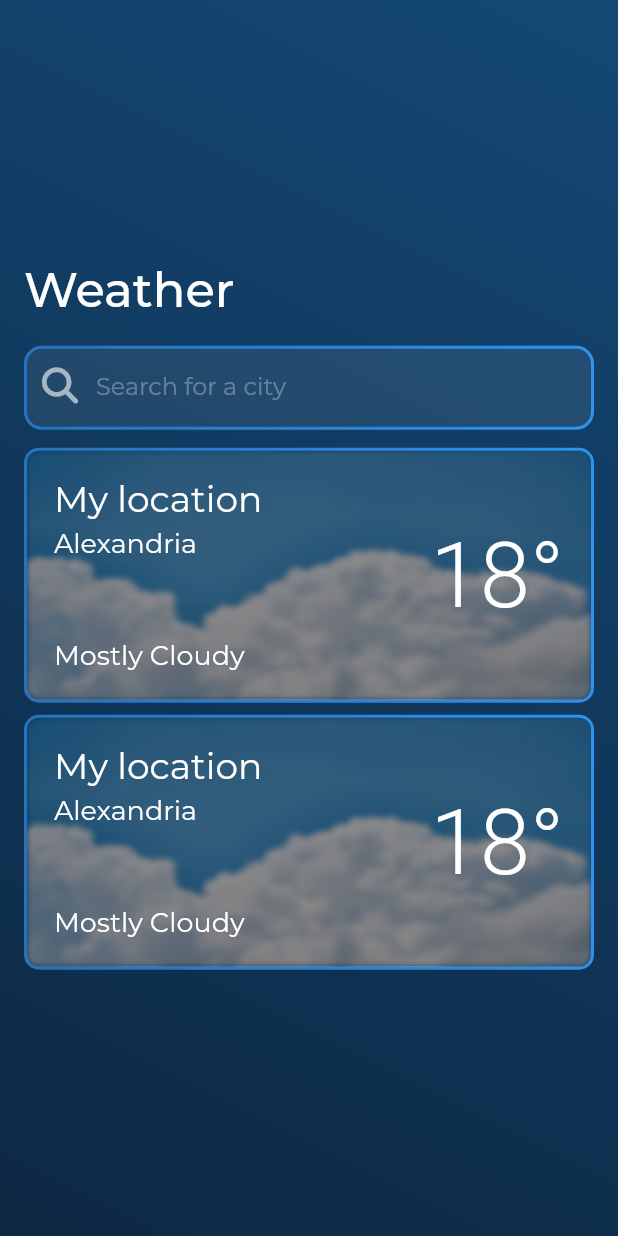
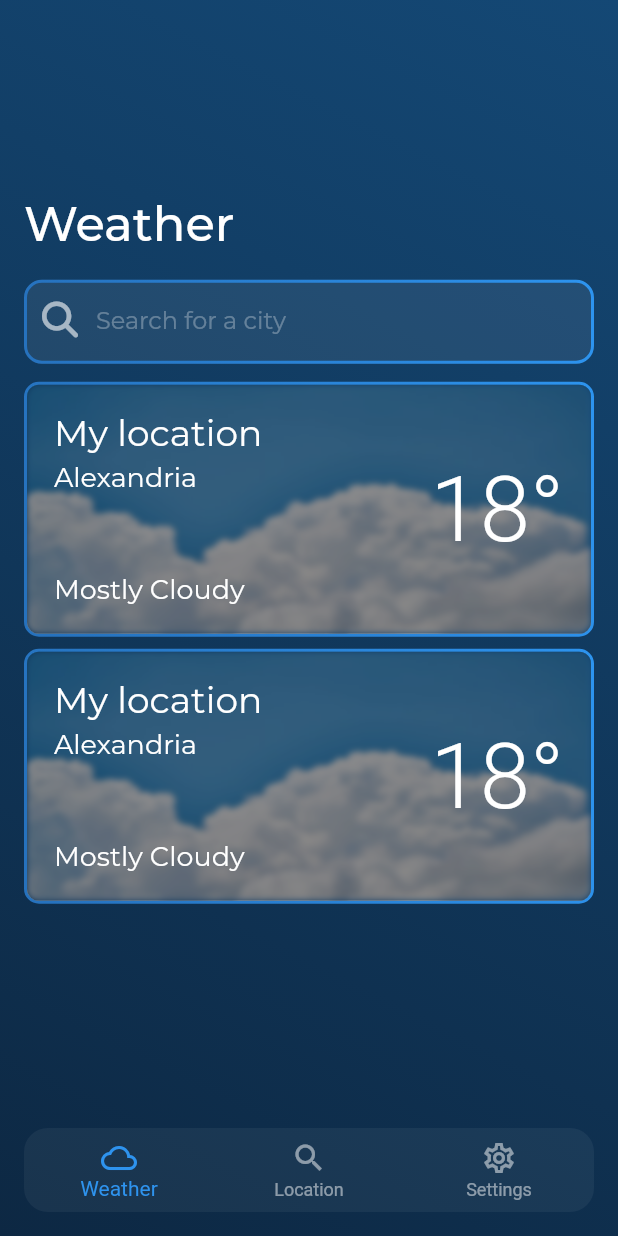
Before and after one commit to Rajab-Alkahef/weather_app, a Flutter app: the screen it shows after launch, on a phone screen of 412 x 824 dp. Run offline on Flutter 3.47's test engine with Material 2 defaults, Android fonts, the phone set to English and light mode, and no system bars; drawn by our look-alikes of blur; our stand-ins replace dio, font_awesome_flutter, gradient_borders; project files that could hold a hidden picture were left out.

Commit message:
add custom navigation vottom bar

```diff
--- a/lib/views/location_view.dart
+++ b/lib/views/location_view.dart
@@ -1,6 +1,7 @@
 // ignore_for_file: non_constant_identifier_names
 
 import 'package:flutter/material.dart';
+import 'package:waether_app_n/widgets/custom_bottom_navigation_bar.dart';
 import 'package:waether_app_n/widgets/custom_search_bar.dart';
 import 'package:waether_app_n/widgets/location_card.dart';
 
@@ -47,6 +48,7 @@ class LocationView extends StatelessWidget {
             ],
           ),
         ),
+        bottomNavigationBar: CustomButtomNavigationBar(),
       ),
     );
   }
--- /dev/null
+++ b/lib/widgets/custom_bottom_navigation_bar.dart
@@ -0,0 +1,84 @@
+import 'package:flutter/material.dart';
+import 'package:waether_app_n/views/home_view.dart';
+
+class CustomButtomNavigationBar extends StatefulWidget {
+  const CustomButtomNavigationBar({
+    super.key,
+  });
+
+  @override
+  State<CustomButtomNavigationBar> createState() =>
+      _CustomButtomNavigationBarState();
+}
+
+class _CustomButtomNavigationBarState extends State<CustomButtomNavigationBar> {
+  int _selectedIndex = 0;
+  void _onItemTapped(int index) {
+    setState(
+      () {
+        _selectedIndex = index;
+
+        if (_selectedIndex == 0) {
+          Navigator.push(
+            context,
+            MaterialPageRoute(
+              builder: (context) {
+                return const HomeVieew();
+              },
+            ),
+          );
+        } else if (_selectedIndex == 1) {
+          Navigator.push(
+            context,
+            MaterialPageRoute(
+              builder: (context) {
+                return const HomeVieew();
+              },
+            ),
+          );
+        } else {
+          Navigator.push(
+            context,
+            MaterialPageRoute(
+              builder: (context) {
+                return const HomeVieew();
+              },
+            ),
+          );
+        }
+      },
+    );
+  }
+
+  @override
+  Widget build(BuildContext context) {
+    return Padding(
+      padding: const EdgeInsets.all(16.0),
+      child: ClipRRect(
+        borderRadius: BorderRadius.circular(16),
+        child: BottomNavigationBar(
+          unselectedItemColor: Colors.white.withOpacity(0.5),
+          backgroundColor: Colors.white.withOpacity(0.05),
+          elevation: 0,
+          items: const <BottomNavigationBarItem>[
+            BottomNavigationBarItem(
+              icon: Icon(Icons.cloud_queue_rounded),
+              label: 'Weather',
+            ),
+            BottomNavigationBarItem(
+              icon: Icon(Icons.search),
+              label: 'Location',
+            ),
+            BottomNavigationBarItem(
+              icon: Icon(Icons.settings_outlined),
+              label: 'Settings',
+            ),
+          ],
+          currentIndex: _selectedIndex,
+          selectedItemColor: const Color(0xff2e93ee),
+          onTap: _onItemTapped,
+        ),
+      ),
+    );
+  }
+}
```
